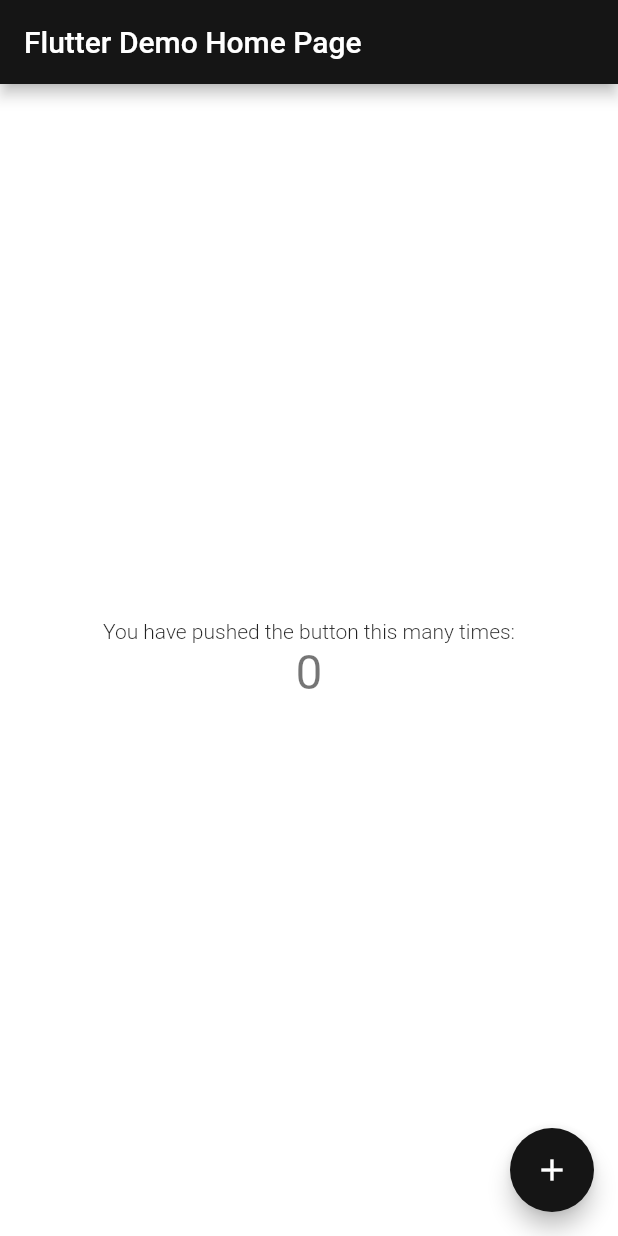
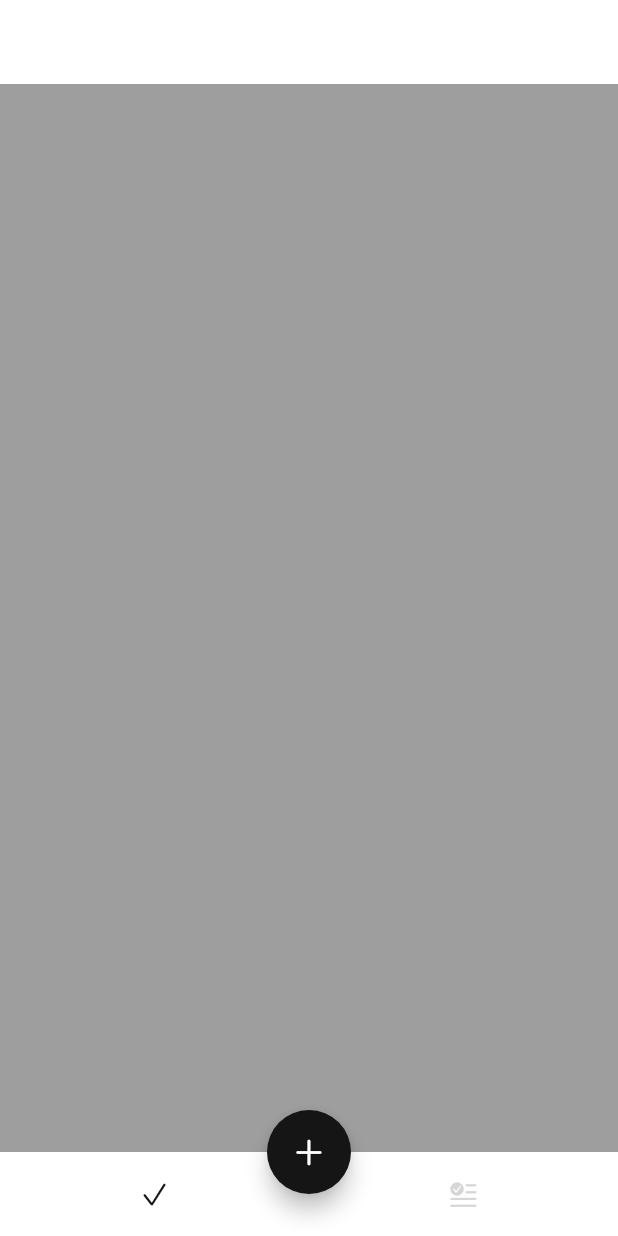
Before and after one commit to soundride/Dory, a Flutter app: the screen it shows after launch, on a phone screen of 412 x 824 dp. Run offline on Flutter 3.47's test engine with Material 2 defaults, Android fonts, the phone set to English and light mode, and no system bars; Roboto replaces fonts that are missing (GmarketSansTTF).

Commit message:
feat: 페이지 꾸미기까지

```diff
--- a/lib/components/dory_themes.dart
+++ b/lib/components/dory_themes.dart
@@ -8,6 +8,7 @@ class DoryThemes {
         scaffoldBackgroundColor: Colors.white,
         splashColor: Colors.white,
         textTheme: _textTheme,
+        appBarTheme: _appBarTheme,
         brightness: Brightness.light,
       );
 
@@ -19,6 +20,13 @@ class DoryThemes {
         brightness: Brightness.dark,
       );
 
+  static const AppBarTheme _appBarTheme =
+    AppBarTheme(backgroundColor: Colors.white,
+      iconTheme: IconThemeData(
+      color: DoryColors.primaryColor,
+      ),
+      elevation: 0,
+    );
   static const TextTheme _textTheme = TextTheme(
     headline4: TextStyle(
       fontSize: 32,
--- a/lib/main.dart
+++ b/lib/main.dart
@@ -1,4 +1,5 @@
 import 'package:dory/components/dory_themes.dart';
+import 'package:dory/pages/home_page.dart';
 import 'package:flutter/material.dart';
 
 void main() {
@@ -13,60 +14,11 @@ class MyApp extends StatelessWidget {
     return MaterialApp(
       title: 'Flutter Demo',
       theme: DoryThemes.lightTheme,
-      home: const MyHomePage(title: 'Flutter Demo Home Page'),
+      home: const Homepage(),
       builder: (context, child) => MediaQuery(
         child: child!,
         data: MediaQuery.of(context).copyWith(textScaleFactor: 1.0),
-	),
-    );
+	      ),
+      );
   }
 }
-
-class MyHomePage extends StatefulWidget {
-  const MyHomePage({Key? key, required this.title}) : super(key: key);
-
-
-
-  final String title;
-
-  @override
-  State<MyHomePage> createState() => _MyHomePageState();
-}
-
-class _MyHomePageState extends State<MyHomePage> {
-  int _counter = 0;
-
-  void _incrementCounter() {
-    setState(() {
-      _counter++;
-    });
-  }
-
-  @override
-  Widget build(BuildContext context) {
-    return Scaffold(
-      appBar: AppBar(
-        title: Text(widget.title),
-      ),
-      body: Center(
-        child: Column(
-          mainAxisAlignment: MainAxisAlignment.center,
-          children: <Widget>[
-            const Text(
-              'You have pushed the button this many times:',
-            ),
-            Text(
-              '$_counter',
-              style: Theme.of(context).textTheme.headline4,
-            ),
-          ],
-        ),
-      ),
-      floatingActionButton: FloatingActionButton(
-        onPressed: _incrementCounter,
-        tooltip: 'Increment',
-        child: const Icon(Icons.add),
-    ),
-    );
-  }
-}
--- a/lib/pages/home_page.dart
+++ b/lib/pages/home_page.dart
@@ -0,0 +1,87 @@
+import 'package:dory/components/dory_colors.dart';
+import 'package:dory/pages/add/add_%E3%85%A1medicinepage.dart';
+import 'package:dory/pages/history/history_page.dart';
+import 'package:dory/pages/today/today_page.dart';
+import 'package:flutter/cupertino.dart';
+import 'package:flutter/material.dart';
+
+class Homepage extends StatefulWidget {
+  const Homepage ({ Key? key }) : super(key: key);
+
+  @override
+  State<Homepage> createState() => _HomepageState();
+}
+
+class _HomepageState extends State<Homepage> {
+  int _currentIndex = 0;
+  final _pages = [
+    const TodayPage(),
+    const HistoryPage(),
+    ];
+
+  @override
+  Widget build(BuildContext context) {
+    return Container(
+      color: Colors.white,
+      child: SafeArea(
+        top: false,
+        child: Scaffold(
+          appBar: AppBar(),
+          body: _pages[_currentIndex],
+          floatingActionButton: FloatingActionButton(
+            onPressed: _onAddMedicine,
+            child: const Icon(CupertinoIcons.add),
+            ),
+          floatingActionButtonLocation:
+            FloatingActionButtonLocation.centerDocked,
+          bottomNavigationBar: _buildBottomAppBar(),
+        ),
+      ),
+    );
+  }
+
+  BottomAppBar _buildBottomAppBar() {
+    return BottomAppBar(
+          elevation: 0,
+          child: Container(
+            height: kBottomNavigationBarHeight,
+            color: Colors.white,
+            child: Row(
+              mainAxisAlignment: MainAxisAlignment.spaceAround,
+              children: [
+                CupertinoButton(
+                onPressed: () => _onCurrentPage(0),
+                child: Icon(
+                  CupertinoIcons.check_mark,
+                  color: _currentIndex == 0
+                    ? DoryColors.primaryColor
+                    : Colors.grey[350],
+                  ),
+                  ),
+                CupertinoButton(
+                onPressed: () => _onCurrentPage(1),
+                child: Icon(
+                  CupertinoIcons.text_badge_checkmark,
+                  color: _currentIndex == 1
+                    ? DoryColors.primaryColor
+                    : Colors.grey[350],
+                  ),
+                  ),
+            ],)
+            )
+            );
+  }
+
+  void _onCurrentPage(int pageIndex ) {
+    setState(() {
+      _currentIndex = pageIndex;
+    });
+  }
+
+  void _onAddMedicine() {
+    Navigator.push(
+      context,
+    MaterialPageRoute(builder: (context) => const AddMedicinePage()),
+    );
+  }
+}
--- /dev/null
+++ b/lib/pages/today/today_page.dart
@@ -0,0 +1,12 @@
+import 'package:flutter/material.dart';
+
+class TodayPage extends StatelessWidget {
+  const TodayPage ({ Key? key }) : super(key: key);
+
+  @override
+  Widget build(BuildContext context) {
+    return Container(
+      color: Colors.grey,
+    );
+  }
+}
```
Also changed, not shown: lib/components/dory_constants.dart (added, +33 -0 lines), lib/pages/add/add_ㅡmedicinepage.dart (added, +106 -0 lines), lib/pages/history/history_page.dart (added, +13 -0 lines).
